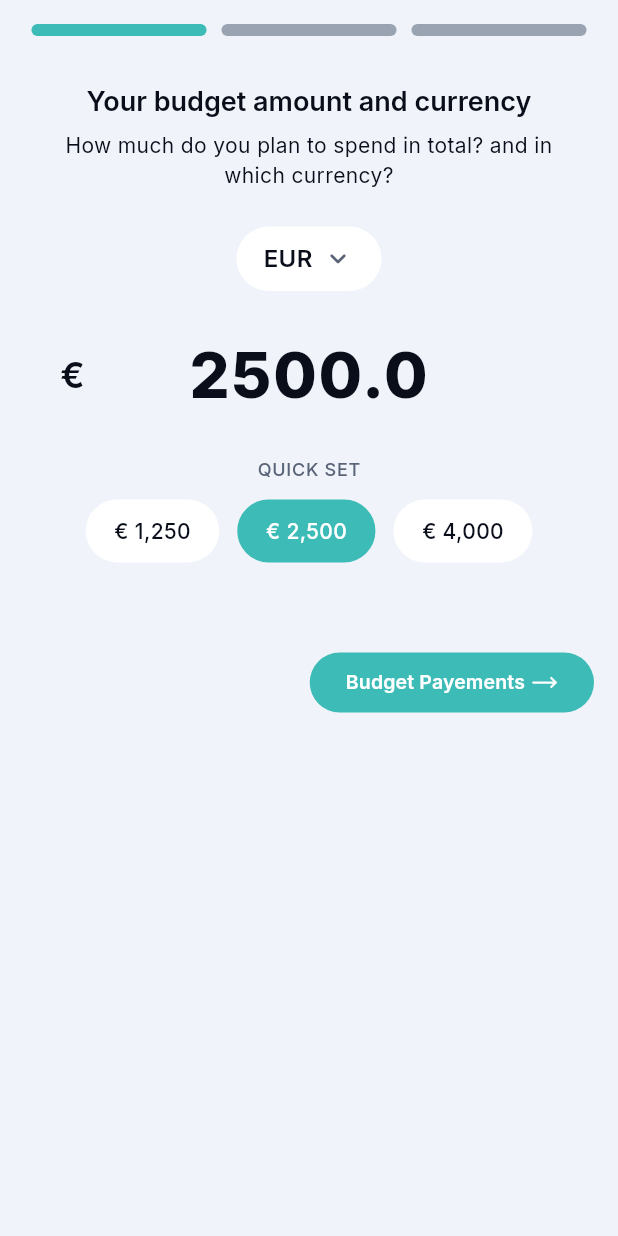
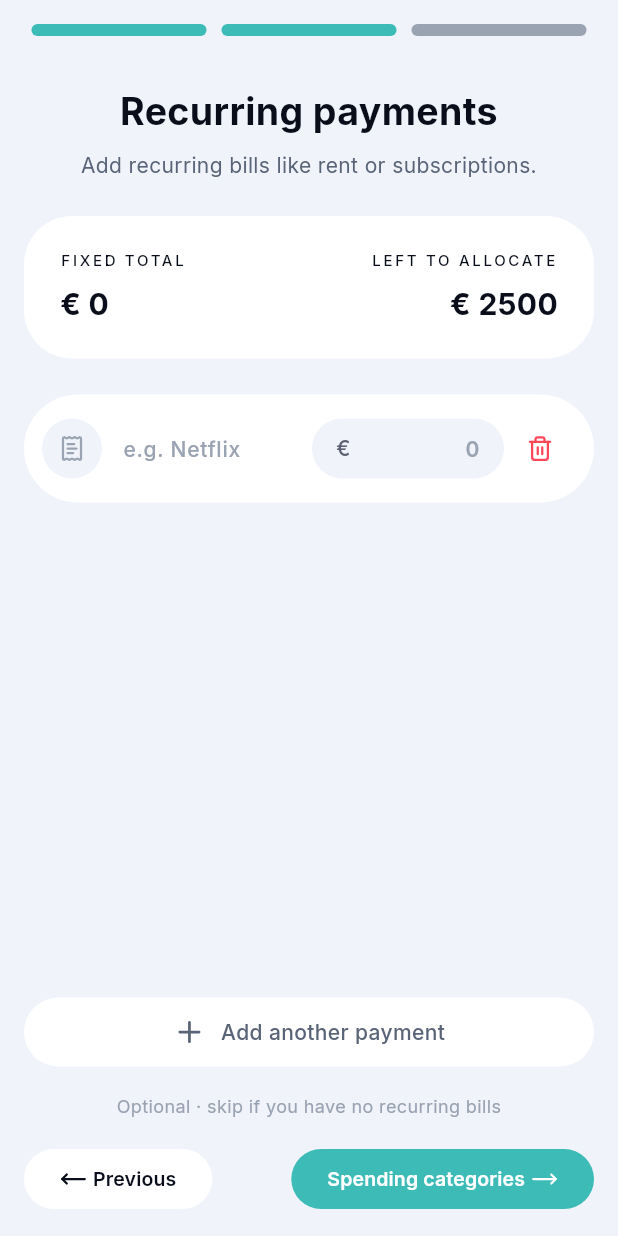
Before and after one commit to daasrattale/ziyyer-v2, a Flutter app: the BudgetSetupWidget screen opened directly, on a phone screen of 412 x 824 dp. Run offline on Flutter 3.47's test engine with Material 3 defaults, Android fonts, the phone set to English and light mode, and no system bars; our stand-ins replace drift, feather_icons, go_router, google_fonts, loading_animation_widget, lucide_icons_flutter; missing offline and left inert: flutter_floating_bottom_bar; accounts and stored records are empty; generated files the repository leaves out were written again.

Commit message:
add budget setup: payments

```diff
--- a/lib/config/app_icons.dart
+++ b/lib/config/app_icons.dart
@@ -22,4 +22,6 @@ class AppIcons {
   static const IconData arrowRight = LucideIcons.moveRight;
   static const IconData arrowLeft = LucideIcons.moveLeft;
   static const IconData check = LucideIcons.check;
+  static const IconData receipt = LucideIcons.receiptText;
+  static const IconData trash = LucideIcons.trash;
 }
--- a/lib/features/budget_setup/widgets/budget_amount_currency_setup_widget.dart
+++ b/lib/features/budget_setup/widgets/budget_amount_currency_setup_widget.dart
@@ -26,7 +26,7 @@ class _BudgetAmountCurrencySetupState extends State<BudgetAmountCurrencySetupWid
   void initState() {
     super.initState();
     amount = BudgetSetupController.instance.defaultBudgetAmount;
-    currency = AppConstants.supportedCurrencies.first;
+    currency = AppConstants.defaultCurrency;
     amountController = TextEditingController(text: amount.toString());
 
     amountController.addListener(_onAmountChanged);
@@ -49,22 +49,7 @@ class _BudgetAmountCurrencySetupState extends State<BudgetAmountCurrencySetupWid
 
   @override
   Widget build(BuildContext context) {
-    return Column(
-      children: [
-        // Padding(
-        //   padding: const EdgeInsets.symmetric(horizontal: 16),
-        //   child: Center(
-        //     child: const Text(
-        //       'Budget & Currency',
-        //       style: TextStyle(fontSize: 16, fontWeight: FontWeight.w600),
-        //       textAlign: TextAlign.center,
-        //     ),
-        //   ),
-        // ),
-        // const SizedBox(height: 32),
-        // StepsSection(),
-        // const SizedBox(height: 32),
-        SingleChildScrollView(
+    return SingleChildScrollView(
       child: Padding(
         padding: const EdgeInsets.symmetric(horizontal: 24),
         child: Column(
@@ -95,8 +80,6 @@ class _BudgetAmountCurrencySetupState extends State<BudgetAmountCurrencySetupWid
           ],
         ),
       ),
-        ),
-      ],
     );
   }
 }
--- /dev/null
+++ b/lib/features/budget_setup/widgets/budget_payments_setup_widget.dart
@@ -0,0 +1,343 @@
+import 'package:flutter/material.dart';
+import 'package:ziyyer/config/app_constants.dart';
+import 'package:ziyyer/config/app_icons.dart';
+import 'package:ziyyer/shared/models/budget_model.dart';
+import 'package:ziyyer/shared/models/payement_model.dart';
+import 'package:ziyyer/theme.dart';
+
+class BudgetPaymentsSetupWidget extends StatefulWidget {
+  final Function(List<PaymentModel> payments) onPaymentsChanged;
+  final BudgetModel budgetModel;
+
+  const BudgetPaymentsSetupWidget({super.key, required this.onPaymentsChanged, required this.budgetModel});
+
+  @override
+  State<BudgetPaymentsSetupWidget> createState() => _BudgetPaymentsSetupWidgetState();
+}
+
+class _BudgetPaymentsSetupWidgetState extends State<BudgetPaymentsSetupWidget> {
+  final List<_PaymentRowData> _rows = [];
+
+  @override
+  void initState() {
+    super.initState();
+    _rows.add(_PaymentRowData(onChanged: _handleRowChanged));
+
+    WidgetsBinding.instance.addPostFrameCallback((_) {
+      if (!mounted) return;
+      _notifyParent();
+    });
+  }
+
+  @override
+  void dispose() {
+    for (final row in _rows) {
+      row.dispose();
+    }
+    super.dispose();
+  }
+
+  void _handleRowChanged() {
+    setState(() {});
+    _notifyParent();
+  }
+
+  void _addEmptyRow() {
+    setState(() {
+      _rows.add(_PaymentRowData(onChanged: _handleRowChanged));
+    });
+    _notifyParent();
+  }
+
+  void _removeRow(int index) {
+    if (_rows.length == 1) {
+      _rows[index].nameController.clear();
+      _rows[index].amountController.clear();
+      _notifyParent();
+      setState(() {});
+      return;
+    }
+
+    final row = _rows.removeAt(index);
+    row.dispose();
+
+    setState(() {});
+    _notifyParent();
+  }
+
+  void _notifyParent() {
+    final payments = _rows
+        .map(
+          (row) => PaymentModel(
+            id: null,
+            name: row.nameController.text.trim(),
+            amount: double.tryParse(row.amountController.text.trim().replaceAll(',', '.')) ?? 0.0,
+          ),
+        )
+        .where((payment) => payment.name.isNotEmpty || payment.amount > 0)
+        .toList();
+
+    widget.onPaymentsChanged(payments);
+  }
+
+  double get _fixedTotal {
+    return _rows.fold(0.0, (sum, row) {
+      final amount = double.tryParse(row.amountController.text.trim().replaceAll(',', '.')) ?? 0.0;
+      return sum + amount;
+    });
+  }
+
+  double get _leftToAllocate {
+    final left = widget.budgetModel.definedAmount - _fixedTotal;
+    return left < 0 ? 0 : left;
+  }
+
+  String _formatAmount(double value) {
+    if (value == value.roundToDouble()) {
+      return '${widget.budgetModel.currency.symbol} ${value.toInt()}';
+    }
+    return '${widget.budgetModel.currency.symbol} ${value.toStringAsFixed(2)}';
+  }
+
+  @override
+  Widget build(BuildContext context) {
+    return Column(
+      crossAxisAlignment: CrossAxisAlignment.center,
+      children: [
+        const SizedBox(height: 8),
+        Text(
+          'Recurring payments',
+          textAlign: TextAlign.center,
+          style: TextStyle(fontSize: 25, fontWeight: FontWeight.w700, color: AppColors.textPrimary(context)),
+        ),
+        const SizedBox(height: 8),
+        Text(
+          'Add recurring bills like rent or subscriptions.',
+          textAlign: TextAlign.center,
+          style: TextStyle(fontSize: 14, color: AppColors.textSecondary(context), fontWeight: FontWeight.w400),
+        ),
+        const SizedBox(height: 24),
+
+        Container(
+          width: double.infinity,
+          padding: const EdgeInsets.symmetric(horizontal: 24, vertical: 22),
+          decoration: BoxDecoration(
+            color: AppColors.surface(context),
+            borderRadius: BorderRadius.circular(AppConstants.defaultBorderRadius),
+          ),
+          child: Row(
+            children: [
+              Expanded(
+                child: _SummaryValue(
+                  label: 'FIXED TOTAL',
+                  value: _formatAmount(_fixedTotal),
+                  alignment: CrossAxisAlignment.start,
+                ),
+              ),
+              Expanded(
+                child: _SummaryValue(
+                  label: 'LEFT TO ALLOCATE',
+                  value: _formatAmount(_leftToAllocate),
+                  alignment: CrossAxisAlignment.end,
+                  textAlign: TextAlign.right,
+                ),
+              ),
+            ],
+          ),
+        ),
+        const SizedBox(height: 24),
+
+        Expanded(
+          child: ListView.builder(
+            keyboardDismissBehavior: ScrollViewKeyboardDismissBehavior.onDrag,
+            itemCount: _rows.length,
+            itemBuilder: (context, index) {
+              final row = _rows[index];
+
+              return Padding(
+                padding: const EdgeInsets.only(bottom: AppConstants.spacingMedium),
+                child: Container(
+                  width: double.infinity,
+                  padding: const EdgeInsets.all(12),
+                  decoration: BoxDecoration(
+                    color: AppColors.surface(context),
+                    borderRadius: BorderRadius.circular(999),
+                  ),
+                  child: Row(
+                    children: [
+                      Container(
+                        width: 40,
+                        height: 40,
+                        decoration: BoxDecoration(color: AppColors.background(context), shape: BoxShape.circle),
+                        alignment: Alignment.center,
+                        child: Icon(AppIcons.receipt, color: AppColors.textHint(context), size: 18),
+                      ),
+                      const SizedBox(width: 14),
+
+                      Expanded(
+                        child: TextField(
+                          controller: row.nameController,
+                          textInputAction: TextInputAction.next,
+                          style: TextStyle(
+                            fontSize: 14,
+                            fontWeight: FontWeight.w500,
+                            color: AppColors.textPrimary(context),
+                          ),
+                          decoration: InputDecoration(
+                            hintText: 'e.g. Netflix',
+                            hintStyle: TextStyle(
+                              color: AppColors.textHint(context),
+                              fontSize: 14,
+                              fontWeight: FontWeight.w500,
+                            ),
+                            border: InputBorder.none,
+                            isDense: true,
+                          ),
+                        ),
+                      ),
+                      const SizedBox(width: 12),
+
+                      Container(
+                        width: 128,
+                        height: 40,
+                        padding: const EdgeInsets.symmetric(horizontal: 16),
+                        decoration: BoxDecoration(
+                          color: AppColors.background(context),
+                          borderRadius: BorderRadius.circular(24),
+                        ),
+                        child: Row(
+                          children: [
+                            Text(
+                              widget.budgetModel.currency.symbol,
+                              style: const TextStyle(
+                                fontSize: 14,
+                                fontWeight: FontWeight.w500,
+                                color: Color(0xFF5B6170),
+                              ),
+                            ),
+                            Expanded(
+                              child: TextField(
+                                controller: row.amountController,
+                                keyboardType: const TextInputType.numberWithOptions(decimal: true),
+                                textAlign: TextAlign.right,
+                                style: TextStyle(
+                                  fontSize: 14,
+                                  fontWeight: FontWeight.w600,
+                                  color: AppColors.textPrimary(context),
+                                ),
+                                decoration: InputDecoration(
+                                  hintText: '0',
+                                  hintStyle: TextStyle(
+                                    color: AppColors.textHint(context),
+                                    fontSize: 14,
+                                    fontWeight: FontWeight.w600,
+                                  ),
+                                  border: InputBorder.none,
+                                  isDense: true,
+                                ),
+                              ),
+                            ),
+                          ],
+                        ),
+                      ),
+                      IconButton(
+                        onPressed: () => _removeRow(index),
+                        icon: Icon(AppIcons.trash, color: AppColors.expenseColor(context), size: 18),
+                      ),
+                    ],
+                  ),
+                ),
+              );
+            },
+          ),
+        ),
+
+        const SizedBox(height: 12),
+
+        GestureDetector(
+          onTap: _addEmptyRow,
+          child: Container(
+            width: double.infinity,
+            padding: const EdgeInsets.symmetric(horizontal: 12, vertical: 12),
+            decoration: BoxDecoration(color: AppColors.surface(context), borderRadius: BorderRadius.circular(999)),
+            child: Row(
+              mainAxisAlignment: MainAxisAlignment.center,
+              children: [
+                Icon(AppIcons.add, color: AppColors.textSecondary(context), size: 22),
+                const SizedBox(width: 10),
+                Text(
+                  'Add another payment',
+                  style: TextStyle(fontSize: 14, fontWeight: FontWeight.w500, color: AppColors.textSecondary(context)),
+                ),
+              ],
+            ),
+          ),
+        ),
+        const SizedBox(height: 18),
+        Text(
+          'Optional · skip if you have no recurring bills',
+          textAlign: TextAlign.center,
+          style: TextStyle(fontSize: 12, color: AppColors.textHint(context), fontWeight: FontWeight.w400),
+        ),
+      ],
+    );
+  }
+}
+
+class _SummaryValue extends StatelessWidget {
+  final String label;
+  final String value;
+  final CrossAxisAlignment alignment;
+  final TextAlign textAlign;
+
+  const _SummaryValue({
+    required this.label,
+    required this.value,
+    required this.alignment,
+    this.textAlign = TextAlign.left,
+  });
+
+  @override
+  Widget build(BuildContext context) {
+    return Column(
+      crossAxisAlignment: alignment,
+      children: [
+        Text(
+          label,
+          textAlign: textAlign,
+          style: TextStyle(
+            fontSize: 10,
+            letterSpacing: 1.8,
+            fontWeight: FontWeight.w500,
+            color: AppColors.textPrimary(context),
+          ),
+        ),
+        const SizedBox(height: 8),
+        Text(
+          value,
+          textAlign: textAlign,
+          style: TextStyle(fontSize: 20, fontWeight: FontWeight.w700, color: AppColors.textPrimary(context)),
+        ),
+      ],
+    );
+  }
+}
+
+class _PaymentRowData {
+  final VoidCallback onChanged;
+
+  final TextEditingController nameController = TextEditingController();
+  final TextEditingController amountController = TextEditingController();
+
+  _PaymentRowData({required this.onChanged}) {
+    nameController.addListener(onChanged);
+    amountController.addListener(onChanged);
+  }
+
+  void dispose() {
+    nameController.removeListener(onChanged);
+    amountController.removeListener(onChanged);
+    nameController.dispose();
+    amountController.dispose();
+  }
+}
--- a/lib/features/budget_setup/widgets/budget_setup_widget.dart
+++ b/lib/features/budget_setup/widgets/budget_setup_widget.dart
@@ -1,5 +1,8 @@
+import 'dart:developer';
+
 import 'package:flutter/material.dart';
 import 'package:ziyyer/features/budget_setup/widgets/budget_amount_currency_setup_widget.dart';
+import 'package:ziyyer/features/budget_setup/widgets/budget_payments_setup_widget.dart';
 import 'package:ziyyer/shared/models/budget_model.dart';
 import 'package:ziyyer/widgets/custom_stepper.dart';
 
@@ -11,14 +14,12 @@ class BudgetSetupWidget extends StatefulWidget {
 }
 
 class _BudgetSetupWidgetState extends State<BudgetSetupWidget> {
-  int _currentIndex = 0;
+  int _currentIndex = 1;
   BudgetModel budgetModel = BudgetModel.init();
   @override
   Widget build(BuildContext context) {
     return Scaffold(
-      body: Column(
-        children: [
-          CustomStepper(
+      body: CustomStepper(
         initialActiveIndex: _currentIndex,
         goToNextStep: () {
           if (_currentIndex < 2) {
@@ -51,10 +52,19 @@ class _BudgetSetupWidgetState extends State<BudgetSetupWidget> {
               },
             ),
           ),
-              CustomStepperStep(title: 'Budget Payements', content: const Text("Location Details")),
+          CustomStepperStep(
+            title: 'Budget Payements',
+            content: BudgetPaymentsSetupWidget(
+              budgetModel: budgetModel,
+              onPaymentsChanged: (payments) {
+                setState(() {
+                  log('payments: $payments');
+                  budgetModel.payements = payments;
+                });
+              },
+            ),
+          ),
           CustomStepperStep(title: 'Spending categories', content: const Text("Order Details")),
-            ],
-          ),
         ],
       ),
     );
--- a/lib/shared/models/budget_model.dart
+++ b/lib/shared/models/budget_model.dart
@@ -1,10 +1,23 @@
 import 'package:ziyyer/config/app_constants.dart';
+import 'package:ziyyer/features/budget_setup/controllers/budget_setup_controller.dart';
 import 'package:ziyyer/shared/database/database.dart';
 import 'package:ziyyer/shared/models/currency_model.dart';
+import 'package:ziyyer/shared/models/payement_model.dart';
 
 import 'category_model.dart';
 
 class BudgetModel {
+  int? id;
+  double definedAmount;
+  double realAmount;
+  double allocatedAmount;
+  double unallocatedAmount;
+  CurrencyModel currency;
+  List<CategoryModel> categories;
+  List<PaymentModel>? payements;
+  DateTime? createdAt;
+  DateTime? updatedAt;
+
   BudgetModel({
     required this.id,
     required this.definedAmount,
@@ -53,7 +66,7 @@ class BudgetModel {
   factory BudgetModel.init() {
     return BudgetModel(
       id: null,
-      definedAmount: 0.0,
+      definedAmount: BudgetSetupController.instance.defaultBudgetAmount,
       realAmount: 0.0,
       allocatedAmount: 0.0,
       unallocatedAmount: 0.0,
@@ -63,14 +76,4 @@ class BudgetModel {
       updatedAt: null,
     );
   }
-
-  int? id;
-  double definedAmount;
-  double realAmount;
-  double allocatedAmount;
-  double unallocatedAmount;
-  CurrencyModel currency;
-  List<CategoryModel> categories;
-  DateTime? createdAt;
-  DateTime? updatedAt;
 }
--- /dev/null
+++ b/lib/shared/models/payement_model.dart
@@ -0,0 +1,12 @@
+class PaymentModel {
+  int? id;
+  String name;
+  double amount;
+
+  PaymentModel({required this.id, required this.name, required this.amount});
+
+  @override
+  String toString() {
+    return 'id=$id name=$name amount=$amount';
+  }
+}
--- a/lib/shared/screens/backbone_screen.dart
+++ b/lib/shared/screens/backbone_screen.dart
@@ -22,6 +22,8 @@ class _BackboneScreenState extends State<BackboneScreen> {
     final screenWidth = screenSize.width;
     final screenHeight = screenSize.height;
     final isLandscape = screenWidth > screenHeight;
+    final bottomInset = MediaQuery.of(context).viewInsets.bottom;
+    final bottomSafe = MediaQuery.of(context).padding.bottom;
 
     final horizontalMargin = screenWidth * 0.04;
 
@@ -32,20 +34,39 @@ class _BackboneScreenState extends State<BackboneScreen> {
     return Scaffold(
       backgroundColor: AppColors.background(context),
       body: BottomBar(
-        layout: BottomBarLayout(width: maxWidth, borderRadius: BorderRadius.circular(AppConstants.maxBorderRadius)),
-        body: SafeArea(bottom: false, child: widget.navigationShell),
-        motion: const BottomBarMotion.cupertino(preset: BottomBarCupertinoMotion.interactive, duration: Duration(milliseconds: 360)),
+        layout: BottomBarLayout(
+          width: maxWidth,
+          respectSafeArea: false,
+          borderRadius: BorderRadius.circular(AppConstants.maxBorderRadius),
+          offset: 20,
+        ),
+        body: SafeArea(
+          child: Container(
+            margin: EdgeInsets.only(top: 16, bottom: bottomSafe + bottomInset + 30),
+            child: widget.navigationShell,
+          ),
+        ),
+        motion: const BottomBarMotion.cupertino(
+          preset: BottomBarCupertinoMotion.interactive,
+          duration: Duration(milliseconds: 360),
+        ),
         child: Container(
           decoration: BoxDecoration(
             color: AppColors.surface(context),
-            boxShadow: [BoxShadow(blurRadius: 20, offset: const Offset(0, -5), color: AppColors.textPrimary(context).withAlpha(15))],
+            boxShadow: [
+              BoxShadow(
+                blurRadius: 20,
+                offset: const Offset(0, -5),
+                color: AppColors.textPrimary(context).withAlpha(15),
+              ),
+            ],
             borderRadius: BorderRadius.circular(AppConstants.maxBorderRadius),
             border: Border.all(color: AppColors.card(context)),
           ),
           child: Padding(
             padding: containerPadding,
             child: Row(
-              mainAxisAlignment: MainAxisAlignment.spaceAround,
+              mainAxisAlignment: MainAxisAlignment.spaceBetween,
               children: [
                 _NavItem(
                   icon: AppIcons.home,
@@ -128,17 +149,23 @@ class _NavItem extends StatelessWidget {
           children: [
             AnimatedSwitcher(
               duration: const Duration(milliseconds: 200),
-              child: Icon(icon, key: ValueKey(isSelected), size: iconSize, color: isSelected ? selectedColor : unselectedColor),
+              child: Icon(
+                icon,
+                key: ValueKey(isSelected),
+                size: iconSize,
+                color: isSelected ? selectedColor : unselectedColor,
+              ),
             ),
             SizedBox(height: spacing),
             AnimatedDefaultTextStyle(
               duration: const Duration(milliseconds: 200),
               style:
-                  (isSelected ? Theme.of(context).textTheme.labelLarge : Theme.of(context).textTheme.labelSmall)?.copyWith(
-                    fontSize: fontSize,
-                    fontWeight: isSelected ? FontWeight.w600 : FontWeight.w500,
-                    color: isSelected ? selectedColor : unselectedColor,
-                  ) ??
+                  (isSelected ? Theme.of(context).textTheme.labelLarge : Theme.of(context).textTheme.labelSmall)
+                      ?.copyWith(
+                        fontSize: fontSize,
+                        fontWeight: isSelected ? FontWeight.w600 : FontWeight.w500,
+                        color: isSelected ? selectedColor : unselectedColor,
+                      ) ??
                   TextStyle(
                     fontSize: fontSize,
                     fontWeight: isSelected ? FontWeight.w600 : FontWeight.w500,
--- a/lib/widgets/custom_stepper.dart
+++ b/lib/widgets/custom_stepper.dart
@@ -9,6 +9,7 @@ class CustomStepper extends StatefulWidget {
   final VoidCallback goToNextStep;
   final VoidCallback goToPreviousStep;
   final VoidCallback goToDoneStep;
+
   const CustomStepper({
     super.key,
     required this.steps,
@@ -17,6 +18,7 @@ class CustomStepper extends StatefulWidget {
     required this.goToPreviousStep,
     required this.goToDoneStep,
   });
+
   @override
   State<CustomStepper> createState() => _CustomStepperState();
 }
@@ -24,22 +26,21 @@ class CustomStepper extends StatefulWidget {
 class _CustomStepperState extends State<CustomStepper> {
   @override
   Widget build(BuildContext context) {
-    double screenWidth = MediaQuery.of(context).size.width;
+    final double screenWidth = MediaQuery.of(context).size.width;
+    final double bottomInset = MediaQuery.of(context).viewInsets.bottom;
+    final double bottomSafe = MediaQuery.of(context).padding.bottom;
+
     return Padding(
-      padding: const EdgeInsets.all(16.0),
+      padding: const EdgeInsets.fromLTRB(16, 16, 16, 0),
       child: Column(
         children: [
           Row(
             mainAxisAlignment: MainAxisAlignment.spaceAround,
             children: widget.steps.asMap().entries.map((entry) {
-              int index = entry.key;
-              CustomStepperStep step = entry.value;
-              return Row(
-                mainAxisAlignment: MainAxisAlignment.spaceAround,
-                children: [
-                  // Step Circle
-                  Container(
-                    padding: const EdgeInsets.symmetric(horizontal: 16, vertical: 8),
+              final int index = entry.key;
+              final CustomStepperStep step = entry.value;
+
+              return Container(
                 width: (screenWidth / widget.steps.length) - (screenWidth * 0.05),
                 height: 8,
                 decoration: BoxDecoration(
@@ -48,21 +49,26 @@ class _CustomStepperState extends State<CustomStepper> {
                       : AppColors.textHint(context),
                   borderRadius: BorderRadius.circular(AppConstants.defaultBorderRadius),
                 ),
-                  ),
-                ],
               );
             }).toList(),
           ),
-          const SizedBox(height: 32),
-          widget.steps[widget.initialActiveIndex].content,
-          const SizedBox(height: 32),
-          // Navigation Buttons
-          Row(
-            mainAxisAlignment: widget.initialActiveIndex > 0 ? MainAxisAlignment.spaceBetween : MainAxisAlignment.end,
+          const SizedBox(height: 24),
+
+          Expanded(child: widget.steps[widget.initialActiveIndex].content),
+
+          SafeArea(
+            // top: false,
+            child: Container(
+              padding: EdgeInsets.only(top: 16, bottom: bottomInset > 0 ? 0 : 8),
+              margin: EdgeInsets.only(bottom: bottomSafe + 6),
+              child: Row(
+                mainAxisAlignment: widget.initialActiveIndex > 0
+                    ? MainAxisAlignment.spaceBetween
+                    : MainAxisAlignment.end,
                 children: [
-              if (widget.initialActiveIndex > 0) ...[
+                  if (widget.initialActiveIndex > 0)
                     ElevatedButton(
-                  onPressed: widget.initialActiveIndex > 0 ? widget.goToPreviousStep : null,
+                      onPressed: widget.goToPreviousStep,
                       style: ElevatedButton.styleFrom(
                         backgroundColor: AppColors.surface(context),
                         foregroundColor: AppColors.textPrimary(context),
@@ -73,11 +79,11 @@ class _CustomStepperState extends State<CustomStepper> {
                         mainAxisAlignment: MainAxisAlignment.spaceEvenly,
                         crossAxisAlignment: CrossAxisAlignment.center,
                         spacing: 4,
-                    children: [Icon(AppIcons.arrowLeft), Text("Previous")],
+                        children: [Icon(AppIcons.arrowLeft), const Text("Previous")],
                       ),
                     ),
-              ],
-              if (widget.initialActiveIndex < widget.steps.length - 1) ...[
+
+                  if (widget.initialActiveIndex < widget.steps.length - 1)
                     ElevatedButton(
                       onPressed: widget.goToNextStep,
                       child: Row(
@@ -86,19 +92,20 @@ class _CustomStepperState extends State<CustomStepper> {
                         spacing: 4,
                         children: [Text(widget.steps[widget.initialActiveIndex + 1].title), Icon(AppIcons.arrowRight)],
                       ),
-                ),
-              ] else ...[
+                    )
+                  else
                     ElevatedButton(
                       onPressed: widget.goToDoneStep,
                       child: Row(
                         mainAxisAlignment: MainAxisAlignment.spaceEvenly,
                         crossAxisAlignment: CrossAxisAlignment.center,
                         spacing: 4,
-                    children: [Text("Done"), Icon(AppIcons.check)],
+                        children: [const Text("Done"), Icon(AppIcons.check)],
                       ),
                     ),
                 ],
-            ],
+              ),
+            ),
           ),
         ],
       ),
```
Lines whose indentation alone changed are shown as unchanged.
